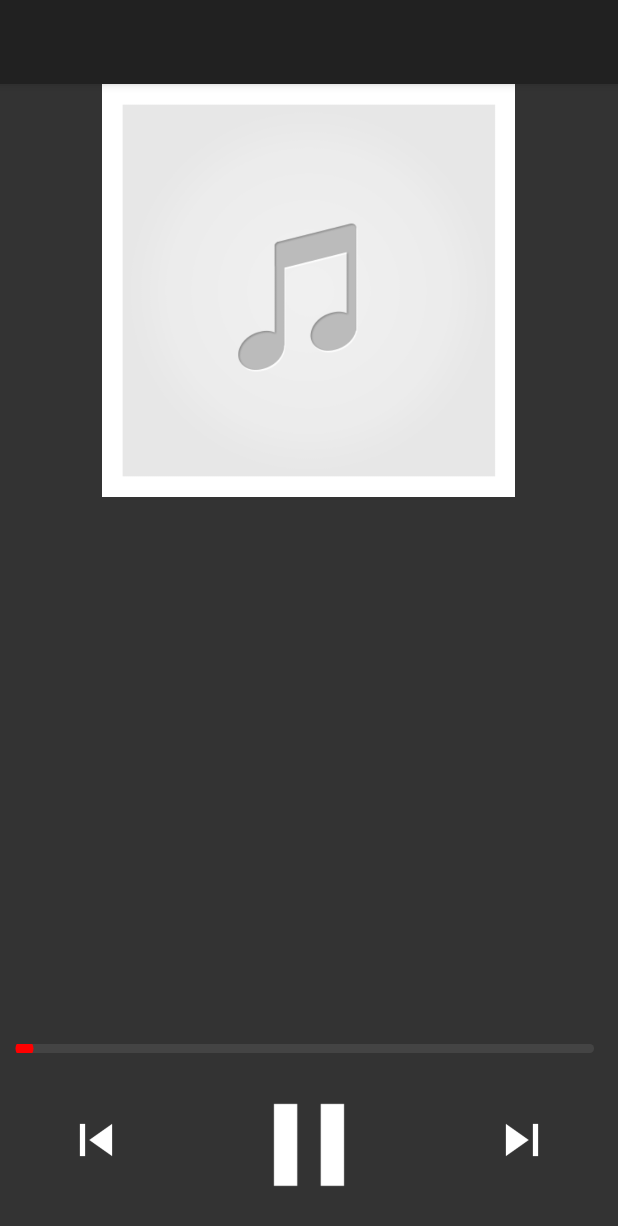
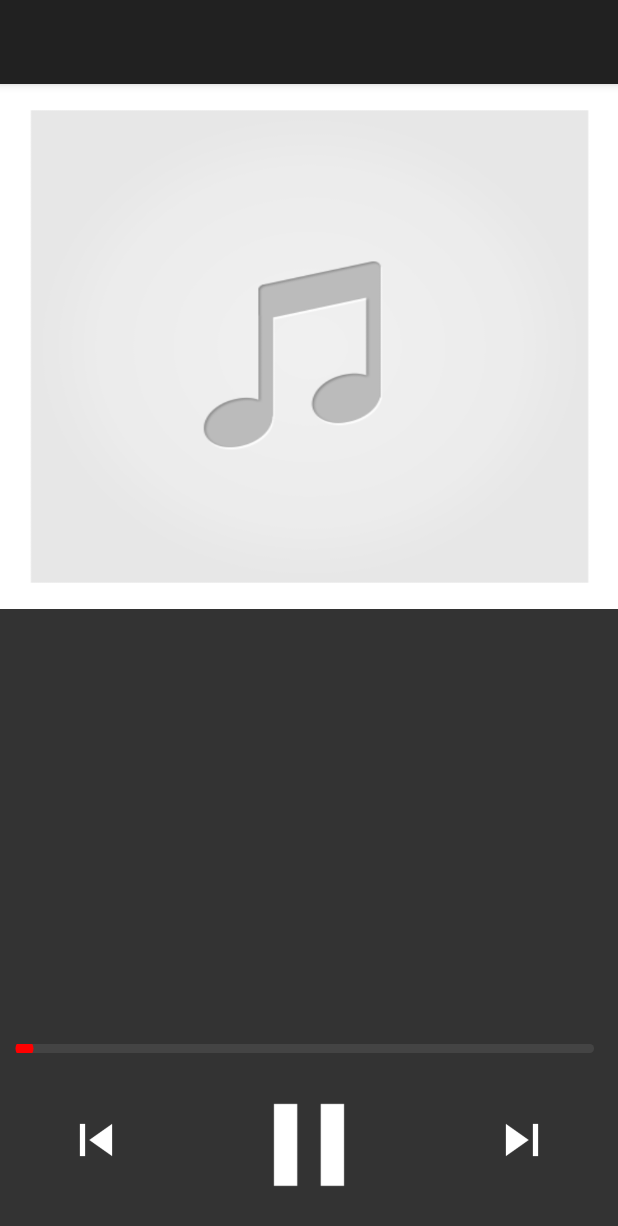
Before and after one commit to zeokav/MAD, an Android app: the SongActivity screen opened directly, with no data from a screen before it, on a phone screen of 412 x 824 dp. Shown: the top 1226 px of the screen. Run offline under Robolectric (Android 15) with nearby library versions, the phone set to English and light mode, and no system bars; 6 statements that could not run were skipped.

Commit message:
Fixed layout.

```diff
--- a/app/src/main/res/layout/song_playing.xml
+++ b/app/src/main/res/layout/song_playing.xml
@@ -58,8 +58,8 @@
         android:layout_alignParentStart="true" />
 
     <ImageView
-        android:layout_width="275dp"
-        android:layout_height="275dp"
+        android:layout_width="match_parent"
+        android:layout_height="350dp"
         android:background="@drawable/placeholder"
         android:id="@+id/albumArt"
         android:layout_alignParentTop="true"
```
